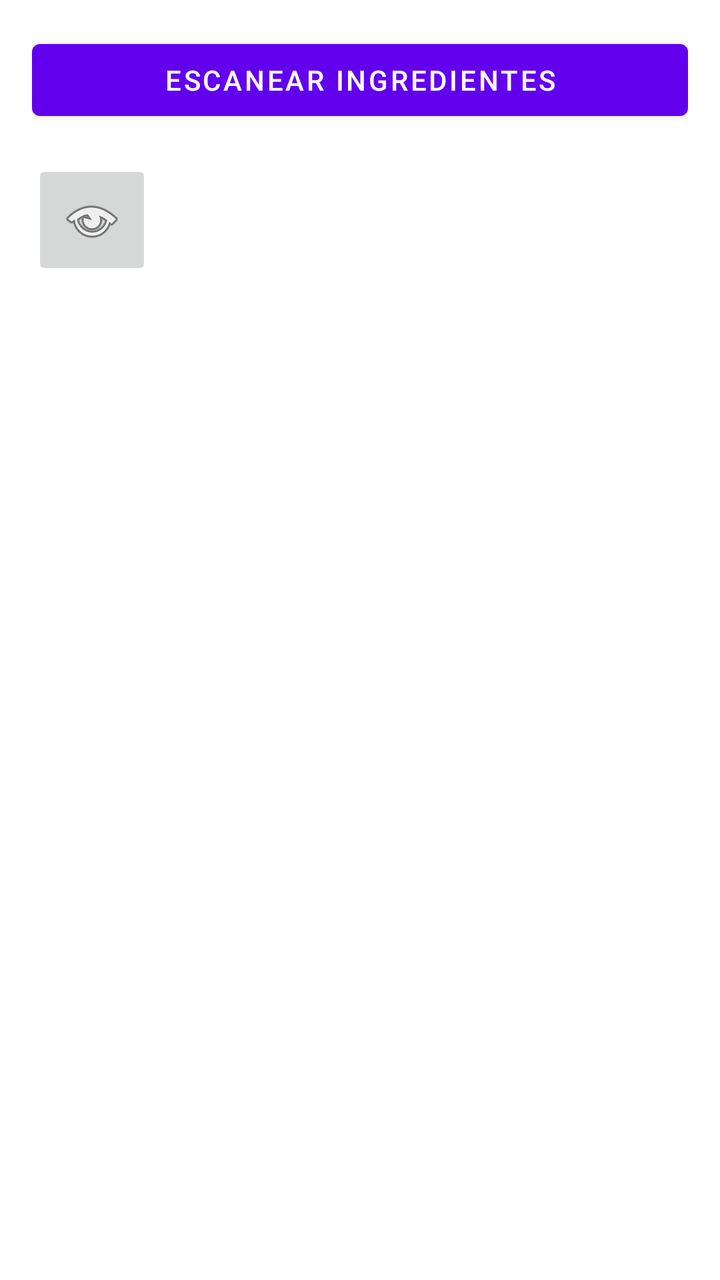
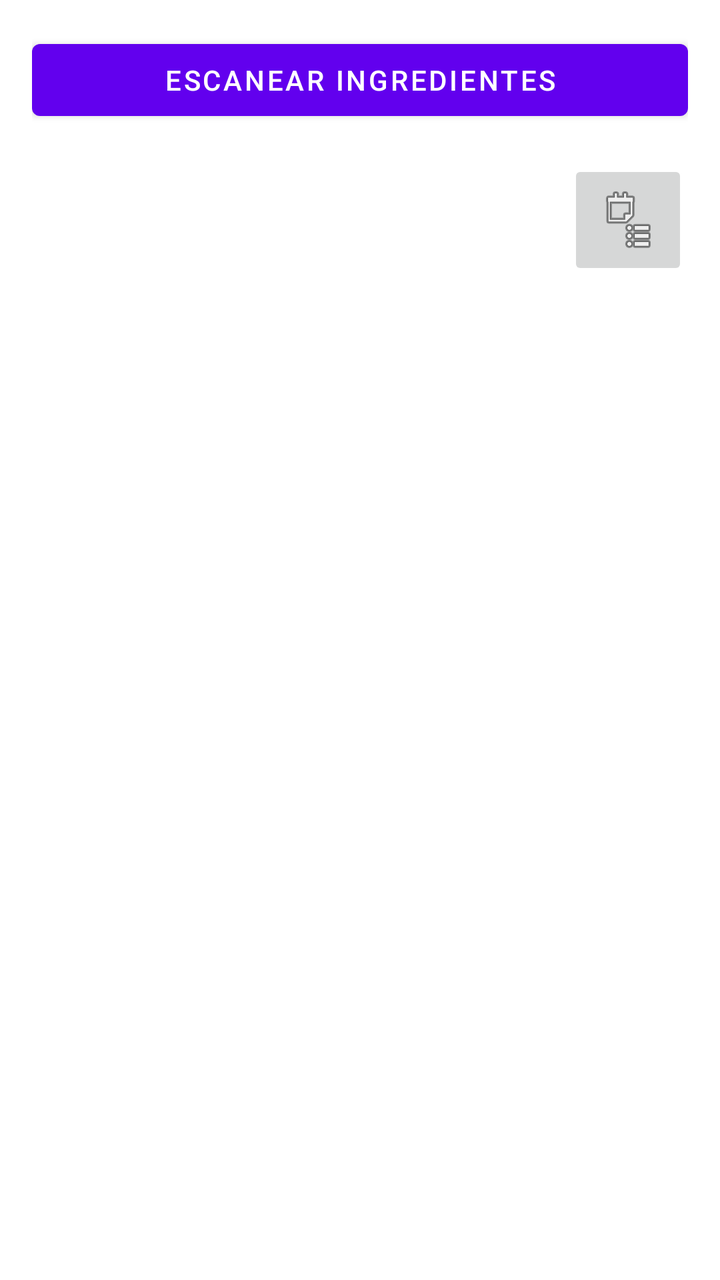

Two renders of the same Android screen: before a commit and after it. Below are the layout's source before the change and the commit's diff.
<!-- AndroidManifest.xml: fallback theme Theme.MaterialComponents.DayNight.NoActionBar -->
<!-- res/layout/activity_main.xml -->
<?xml version="1.0" encoding="utf-8"?>
<LinearLayout xmlns:android="http://schemas.android.com/apk/res/android"
    android:orientation="vertical"
    android:padding="16dp"
    android:layout_width="match_parent"
    android:layout_height="match_parent">

    
    <Button
        android:id="@+id/btnScanIngredients"
        android:layout_width="match_parent"
        android:layout_height="wrap_content"
        android:text="Escanear ingredientes" />

    
    <ImageButton
        android:id="@+id/btnGoToCart"
        android:layout_width="60dp"
        android:layout_height="60dp"
        android:layout_marginTop="16dp"
        android:src="@android:drawable/ic_menu_view" />

    
    <LinearLayout
        android:id="@+id/chipContainer"
        android:orientation="vertical"
        android:layout_width="match_parent"
        android:layout_height="wrap_content"
        android:layout_marginTop="20dp"/>

</LinearLayout>
<!-- resources referenced by this layout -->
<resources>

</resources>

<!-- the commit's change to res/layout/activity_main.xml (unified diff, before → after) -->
@@ -1,31 +1,28 @@
 <?xml version="1.0" encoding="utf-8"?>
-<LinearLayout xmlns:android="http://schemas.android.com/apk/res/android"
+<LinearLayout
+    xmlns:android="http://schemas.android.com/apk/res/android"
     android:orientation="vertical"
-    android:padding="16dp"
     android:layout_width="match_parent"
-    android:layout_height="match_parent">
+    android:layout_height="match_parent"
+    android:padding="16dp">
 
-    
     <Button
         android:id="@+id/btnScanIngredients"
         android:layout_width="match_parent"
         android:layout_height="wrap_content"
-        android:text="Escanear ingredientes" />
+        android:text="Escanear ingredientes"/>
 
-    
+    <LinearLayout
+        android:id="@+id/chipContainer"
+        android:layout_width="match_parent"
+        android:layout_height="wrap_content"
+        android:orientation="vertical"
+        android:layout_marginTop="16dp"/>
+
     <ImageButton
         android:id="@+id/btnGoToCart"
         android:layout_width="60dp"
         android:layout_height="60dp"
-        android:layout_marginTop="16dp"
-        android:src="@android:drawable/ic_menu_view" />
-
-    
-    <LinearLayout
-        android:id="@+id/chipContainer"
-        android:orientation="vertical"
-        android:layout_width="match_parent"
-        android:layout_height="wrap_content"
-        android:layout_marginTop="20dp"/>
-
+        android:src="@android:drawable/ic_menu_agenda"
+        android:layout_gravity="end"/>
 </LinearLayout>
